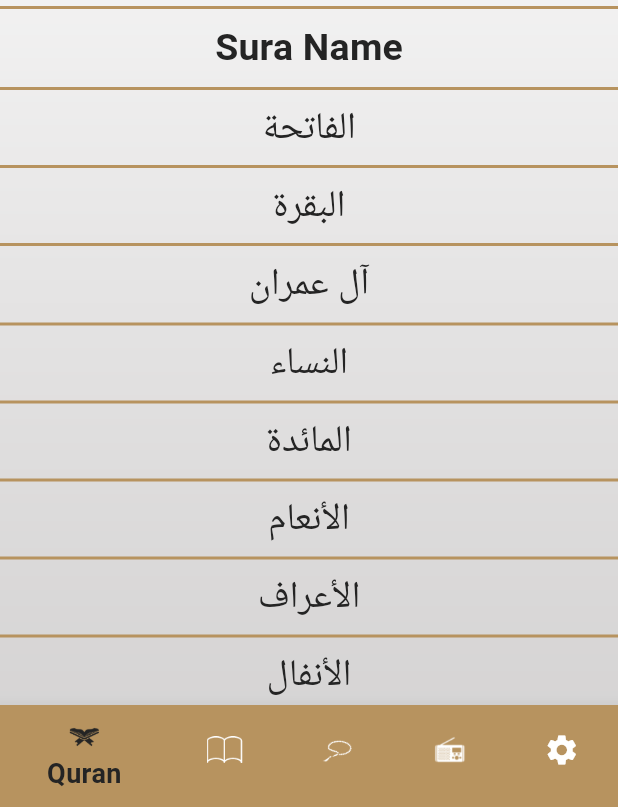
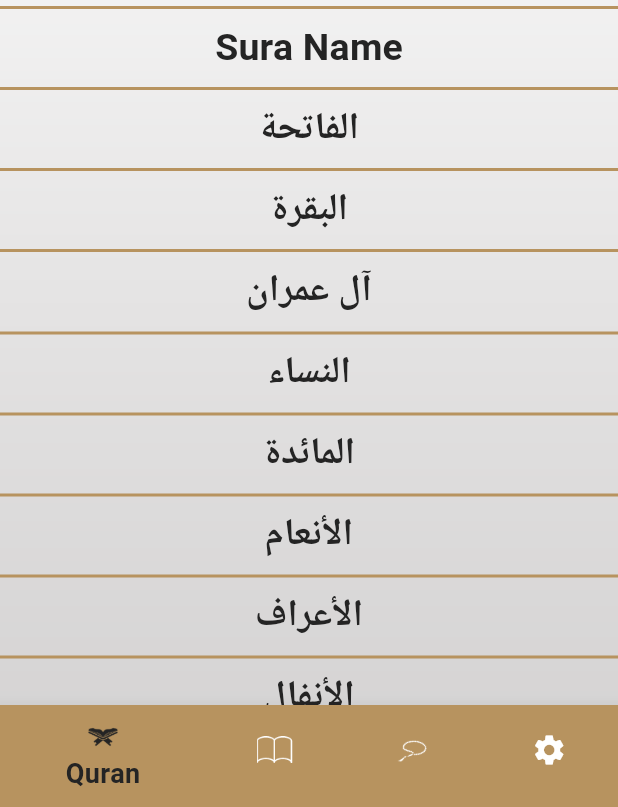
Before and after one commit to abeerghorab/islami-app, a Flutter app: the screen it shows after launch, on a phone screen of 412 x 824 dp, the part 429-1236 px from its top. Run offline on Flutter 3.47's test engine with Material 3 defaults, Android fonts, the phone set to English and light mode, and no system bars; our stand-ins replace animated_splash_screen; generated files the repository leaves out were written again.

Commit message:
Theme-bottom-sheet

```diff
--- a/lib/Hadeth/item_hadeth_name.dart
+++ b/lib/Hadeth/item_hadeth_name.dart
@@ -16,7 +16,7 @@ class ItemHadethName extends StatelessWidget {
         },
         child: Text(
           hadeth.title,
-          style: Theme.of(context).textTheme.subtitle2,
+          style: Theme.of(context).textTheme.subtitle1,
           textAlign: TextAlign.center,
         ),
       ),
--- a/lib/My_theme.dart
+++ b/lib/My_theme.dart
@@ -4,6 +4,8 @@ class MyThemeData {
   static Color primartLight = Color(0xffB7935f);
   static Color blackColor = Color(0xff242424);
   static Color whiteColor = Colors.white;
+  static Color primaryDark = Color(0xff141A2E);
+  static Color yellowColor = Color(0xffFACC1D);
   static ThemeData LightMode = ThemeData(
     primaryColor: primartLight,
     scaffoldBackgroundColor: Colors.transparent,
@@ -41,7 +43,47 @@ class MyThemeData {
       bodyText1: TextStyle(
           fontSize: 20, color: blackColor, fontWeight: FontWeight.bold),
       bodyText2: TextStyle(
-            fontSize: 25, color: blackColor, fontWeight: FontWeight.bold)),
+          fontSize: 25, color: blackColor, fontWeight: FontWeight.bold),
+    ),
   );
-  static ThemeData darkMode = ThemeData();
+  static ThemeData darkMode = ThemeData(
+    primaryColor: primaryDark,
+    scaffoldBackgroundColor: Colors.transparent,
+    appBarTheme: AppBarTheme(
+      backgroundColor: Colors.transparent,
+      elevation: 0,
+      iconTheme: IconThemeData(color: whiteColor),
+    ),
+    bottomNavigationBarTheme: BottomNavigationBarThemeData(
+      selectedItemColor: yellowColor,
+      unselectedItemColor: whiteColor,
+      selectedLabelStyle: TextStyle(fontSize: 18, fontWeight: FontWeight.bold),
+      unselectedLabelStyle:
+          TextStyle(fontSize: 18, fontWeight: FontWeight.bold),
+    ),
+    textTheme: TextTheme(
+      headline1: TextStyle(
+        fontSize: 30,
+        fontWeight: FontWeight.bold,
+        color: whiteColor,
+      ),
+      headline3: TextStyle(
+        fontSize: 22,
+        fontWeight: FontWeight.bold,
+        color: whiteColor,
+      ),
+      headline4: TextStyle(
+          fontSize: 22,
+          fontWeight: FontWeight.bold,
+          color: MyThemeData.primaryDark),
+      subtitle1: TextStyle(
+          fontSize: 25, fontWeight: FontWeight.w600, color: whiteColor),
+      subtitle2: TextStyle(
+          fontSize: 25, fontWeight: FontWeight.w400, color: blackColor),
+      bodyText1: TextStyle(
+          fontSize: 20, color: whiteColor, fontWeight: FontWeight.bold),
+      bodyText2: TextStyle(
+          fontSize: 25, color: whiteColor, fontWeight: FontWeight.bold),
+    ),
+  );
 }
--- a/lib/Quran/item_sura_name.dart
+++ b/lib/Quran/item_sura_name.dart
@@ -16,7 +16,7 @@ class SuraName extends StatelessWidget {
         },
         child: Text(
           name,
-          style: Theme.of(context).textTheme.subtitle2,
+          style: Theme.of(context).textTheme.subtitle1,
           textAlign: TextAlign.center,
         ),
       ),
--- a/lib/Quran/quran_tab.dart
+++ b/lib/Quran/quran_tab.dart
@@ -1,6 +1,9 @@
 import 'package:flutter/material.dart';
+import 'package:islami/My_theme.dart';
 import 'package:islami/Quran/item_sura_name.dart';
 import 'package:flutter_gen/gen_l10n/app_localizations.dart';
+import 'package:islami/provider/app_config_provider.dart';
+import 'package:provider/provider.dart';
 
 class QuranTab extends StatelessWidget {
   QuranTab({super.key});
@@ -123,6 +126,7 @@ class QuranTab extends StatelessWidget {
 
   @override
   Widget build(BuildContext context) {
+    var provider = Provider.of<AppConfigProvider>(context);
     return Column(
       children: [
         Center(
@@ -133,7 +137,9 @@ class QuranTab extends StatelessWidget {
           ),
         ),
         Divider(
-          color: Theme.of(context).primaryColor,
+          color: provider.isDarkMode()
+              ? MyThemeData.yellowColor
+              : MyThemeData.primartLight,
           thickness: 2,
         ),
         Text(
@@ -141,14 +147,18 @@ class QuranTab extends StatelessWidget {
           style: Theme.of(context).textTheme.subtitle1,
         ),
         Divider(
-          color: Theme.of(context).primaryColor,
+          color: provider.isDarkMode()
+              ? MyThemeData.yellowColor
+              : MyThemeData.primartLight,
           thickness: 2,
         ),
         Expanded(
           child: ListView.separated(
             separatorBuilder: (context, index) {
               return Divider(
-                color: Theme.of(context).primaryColor,
+                color: provider.isDarkMode()
+                    ? MyThemeData.yellowColor
+                    : MyThemeData.primartLight,
                 thickness: 2,
               );
             },
--- a/lib/home_screen.dart
+++ b/lib/home_screen.dart
@@ -5,7 +5,9 @@ import 'package:islami/Quran/quran_tab.dart';
 import 'package:islami/home_tab/radio_tab.dart';
 import 'package:islami/home_tab/tasbeh_tab.dart';
 import 'package:flutter_gen/gen_l10n/app_localizations.dart';
+import 'package:islami/provider/app_config_provider.dart';
 import 'package:islami/settings/settings.dart';
+import 'package:provider/provider.dart';
 
 class HomeScreen extends StatefulWidget {
   HomeScreen({super.key});
@@ -20,14 +22,22 @@ class _HomeScreenState extends State<HomeScreen> {
 
   @override
   Widget build(BuildContext context) {
+    var provider = Provider.of<AppConfigProvider>(context);
     return Stack(
       children: [
-        Image.asset(
-          "Assets/default_bg.png",
-          width: double.infinity,
-          height: double.infinity,
-          fit: BoxFit.fill,
-        ),
+        provider.isDarkMode()
+            ? Image.asset(
+                "Assets/dark_bg.png",
+                width: double.infinity,
+                height: double.infinity,
+                fit: BoxFit.fill,
+              )
+            : Image.asset(
+                "Assets/default_bg.png",
+                width: double.infinity,
+                height: double.infinity,
+                fit: BoxFit.fill,
+              ),
         Scaffold(
           appBar: AppBar(
             centerTitle: true,
@@ -63,11 +73,11 @@ class _HomeScreenState extends State<HomeScreen> {
                       AssetImage("Assets/icon_sebha.png"),
                     ),
                     label: AppLocalizations.of(context)!.tasbeh),
-                BottomNavigationBarItem(
+                /* BottomNavigationBarItem(
                     icon: ImageIcon(
                       AssetImage("Assets/icon_radio.png"),
                     ),
-                    label: AppLocalizations.of(context)!.radio),
+                    label: AppLocalizations.of(context)!.radio),*/
                 BottomNavigationBarItem(
                     icon: Icon(Icons.settings),
                     label: AppLocalizations.of(context)!.settings),
@@ -84,7 +94,7 @@ class _HomeScreenState extends State<HomeScreen> {
     QuranTab(),
     HadethTab(),
     TasbehTab(),
-    RadioTab(),
+    // RadioTab(),
     SettingTab(),
   ];
 }
--- a/lib/main.dart
+++ b/lib/main.dart
@@ -40,6 +40,7 @@ class IslamiApp extends StatelessWidget {
       localizationsDelegates: AppLocalizations.localizationsDelegates,
       supportedLocales: AppLocalizations.supportedLocales,
       locale: Locale(provider.appLanguage),
+      themeMode: provider.appTheme,
     );
   }
 }
--- a/lib/provider/app_config_provider.dart
+++ b/lib/provider/app_config_provider.dart
@@ -2,6 +2,7 @@ import 'package:flutter/material.dart';
 
 class AppConfigProvider extends ChangeNotifier {
   String appLanguage = "en";
+  ThemeMode appTheme = ThemeMode.light;
   void changeLanguage(String newLanguage) {
     if (appLanguage == newLanguage) {
       return;
@@ -9,4 +10,16 @@ class AppConfigProvider extends ChangeNotifier {
     appLanguage = newLanguage;
     notifyListeners();
   }
+
+  void changeTheme(ThemeMode newTheme) {
+    if (appTheme == newTheme) {
+      return;
+    }
+    appTheme = newTheme;
+    notifyListeners();
+  }
+
+  bool isDarkMode() {
+    return appTheme == ThemeMode.dark;
+  }
 }
--- a/pubspec.yaml
+++ b/pubspec.yaml
@@ -80,6 +80,7 @@ flutter:
     -  Assets/body_sebha_dark.png
     -  Assets/body_sebha_logo.png
     -  Assets/Screenshot 2024-07-30 164312.png
+    -  Assets/dark_bg.png
     -  Assets/files/
 
 
```
Also changed, not shown: lib/Hadeth/hadeth_details_screen.dart (+16 -7 lines), lib/Hadeth/hadeth_tab.dart (+13 -3 lines), lib/Quran/sura_details_Screen.dart (+16 -6 lines), lib/settings/settings.dart (+11 -5 lines), lib/settings/theme_bottom_sheet.dart (renamed from lib/settings/language_bottom_sheet.dart, +15 -15 lines), Assets/dark_bg.png (added). Lines whose indentation alone changed are shown as unchanged.
